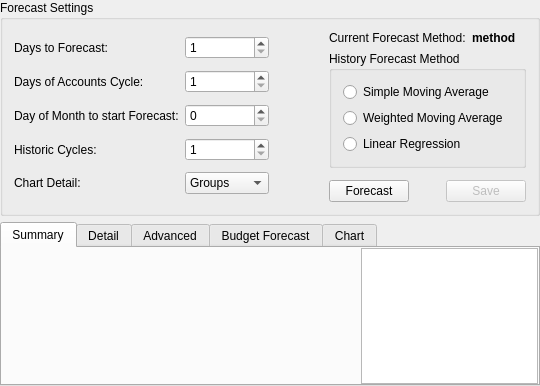
Old version of the form kmymoney/views/kforecastviewdecl.ui in the repository KDE/kmymoney.
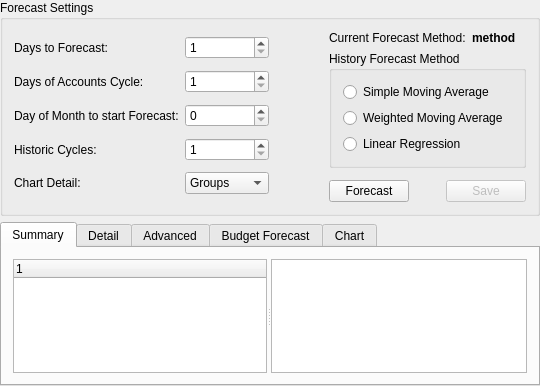
New version of the form. Custom widgets are drawn as their Qt base class.

Commit message: Ported the remaining forecast lists to qt4. There is still some minor stuff that needs to be done like rendering different values when an account is collapsed/expanded categories sorting but this will follow.

Patch:
```diff
--- a/kmymoney/views/kforecastviewdecl.ui
+++ b/kmymoney/views/kforecastviewdecl.ui
@@ -338,42 +338,34 @@
       <attribute name="title">
        <string>Summary</string>
       </attribute>
-      <layout class="QVBoxLayout">
-       <property name="margin">
-        <number>0</number>
-       </property>
+      <layout class="QHBoxLayout" name="horizontalLayout">
        <item>
-        <layout class="QHBoxLayout">
-         <item>
-          <widget class="KMyMoneyAccountTreeForecast" name="m_summaryList" native="true">
-           <property name="sizePolicy">
-            <sizepolicy hsizetype="Expanding" vsizetype="Expanding">
-             <horstretch>2</horstretch>
-             <verstretch>1</verstretch>
-            </sizepolicy>
-           </property>
-           <property name="midLineWidth" stdset="0">
-            <number>1</number>
-           </property>
-          </widget>
+        <layout class="QHBoxLayout"/>
          </item>
          <item>
-          <widget class="KTextEdit" name="m_adviceText">
+        <widget class="QSplitter" name="splitter">
+         <property name="orientation">
+          <enum>Qt::Horizontal</enum>
+         </property>
+         <widget class="QTreeWidget" name="m_summaryList">
            <property name="sizePolicy">
             <sizepolicy hsizetype="Expanding" vsizetype="Expanding">
              <horstretch>1</horstretch>
              <verstretch>1</verstretch>
             </sizepolicy>
            </property>
+          <column>
+           <property name="text">
+            <string notr="true">1</string>
+           </property>
+          </column>
+         </widget>
+         <widget class="KTextEdit" name="m_adviceText">
            <property name="readOnly">
             <bool>true</bool>
            </property>
           </widget>
-         </item>
-        </layout>
-       </item>
-       <item>
-        <layout class="QHBoxLayout"/>
+        </widget>
        </item>
       </layout>
      </widget>
@@ -386,7 +378,19 @@
         <number>0</number>
        </property>
        <item>
-        <widget class="KMyMoneyAccountTreeForecast" name="m_forecastList" native="true"/>
+        <widget class="QTreeWidget" name="m_forecastList">
+         <property name="sizePolicy">
+          <sizepolicy hsizetype="Preferred" vsizetype="Preferred">
+           <horstretch>0</horstretch>
+           <verstretch>0</verstretch>
+          </sizepolicy>
+         </property>
+         <column>
+          <property name="text">
+           <string notr="true">1</string>
+          </property>
+         </column>
+        </widget>
        </item>
       </layout>
      </widget>
@@ -421,7 +425,13 @@
         <number>0</number>
        </property>
        <item>
-        <widget class="KMyMoneyAccountTreeForecast" name="m_budgetList" native="true"/>
+        <widget class="QTreeWidget" name="m_budgetList">
+         <column>
+          <property name="text">
+           <string notr="true">1</string>
+          </property>
+         </column>
+        </widget>
        </item>
       </layout>
      </widget>
@@ -462,11 +472,6 @@
    <extends>QTextEdit</extends>
    <header>ktextedit.h</header>
   </customwidget>
-  <customwidget>
-   <class>KMyMoneyAccountTreeForecast</class>
-   <extends>QWidget</extends>
-   <header>kmymoneyaccounttreeforecast.h</header>
-  </customwidget>
  </customwidgets>
  <resources/>
  <connections/>
```
Lines whose indentation alone changed are shown as unchanged. The commit also changes 8 other files.
